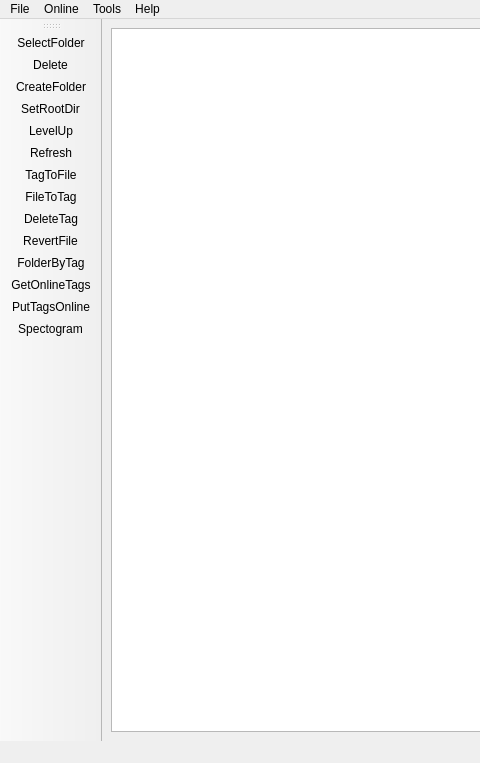
Old version of the form TikTag/TikTagGui/mainWindow.ui in the repository xsalon/TikTag-Music-Tagger; both pictures show x 0 to 480 and y 0 to 763 of the 960 by 763 pixel window.
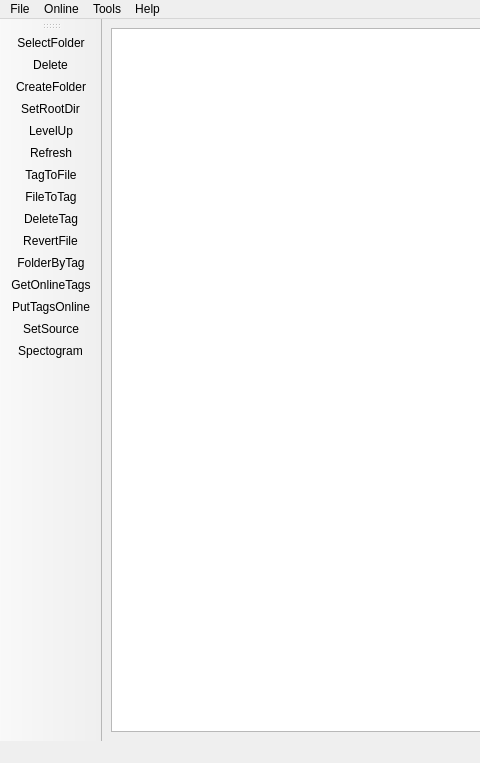
New version of the form. Icons and pictures are not drawn.

What changed in the file:
```diff
--- a/TikTag/TikTagGui/mainWindow.ui
+++ b/TikTag/TikTagGui/mainWindow.ui
@@ -343,6 +343,7 @@
    <addaction name="actionFolderByTag"/>
    <addaction name="actionGetOnlineTags"/>
    <addaction name="actionPutTagsOnline"/>
+   <addaction name="actionSetSource"/>
    <addaction name="actionSpectogram"/>
   </widget>
   <widget class="QMenuBar" name="menubar">
@@ -483,6 +484,11 @@
     <string>Settings</string>
    </property>
   </action>
+  <action name="actionSetSource">
+   <property name="text">
+    <string>SetSource</string>
+   </property>
+  </action>
  </widget>
  <resources>
   <include location="images.qrc"/>
```
